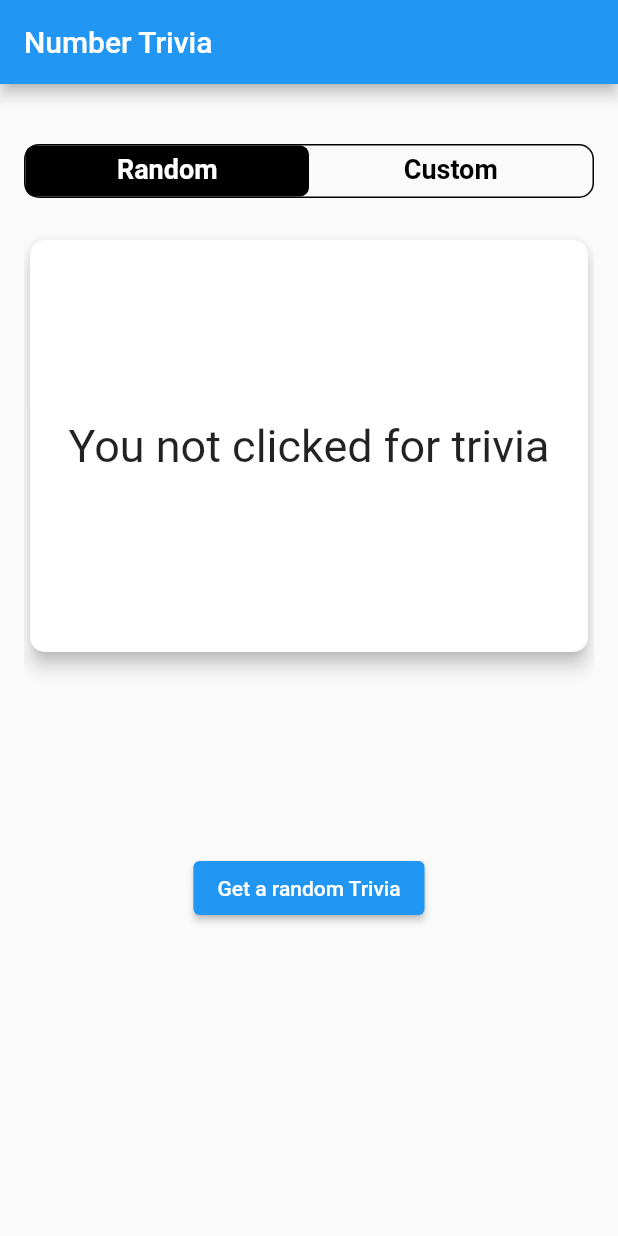
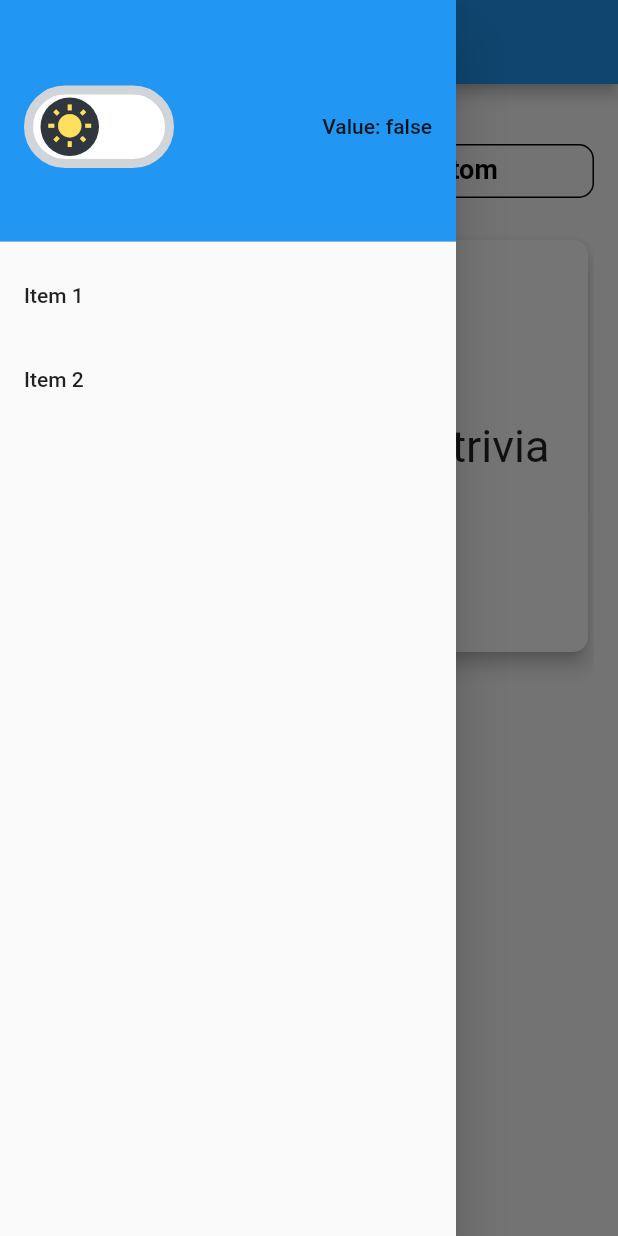
Before and after one commit to shawon5ice/Number_Trivia, a Flutter app: the screen it shows after launch, with the side drawer open (before the commit the screen has no drawer), on a phone screen of 412 x 824 dp. Run offline on Flutter 3.47's test engine with Material 2 defaults, Android fonts, the phone set to English and light mode, and no system bars; drawn by our look-alikes of flutter_switch; our stand-ins replace bloc, connectivity_plus, dio, equatable, flutter_bloc, flutter_spinkit and 2 more.

Commit message:
Theme manager implemented.

```diff
--- /dev/null
+++ b/lib/core/theme/theme_constant.dart
@@ -0,0 +1,9 @@
+import 'package:flutter/material.dart';
+
+ThemeData lightTheme = ThemeData(
+  brightness: Brightness.light
+);
+
+ThemeData darkTheme = ThemeData(
+    brightness: Brightness.dark
+);
--- /dev/null
+++ b/lib/core/theme/theme_manager.dart
@@ -0,0 +1,13 @@
+import 'package:flutter/cupertino.dart';
+import 'package:flutter/material.dart';
+
+class ThemeManager with ChangeNotifier{
+  ThemeMode _themeData = ThemeMode.light;
+
+  get themeMode => _themeData;
+
+  toggleTheme(bool isDark){
+    _themeData = isDark? ThemeMode.dark : ThemeMode.light;
+    notifyListeners();
+  }
+}
--- a/lib/features/number_trivia/presentation/pages/number_trivia.dart
+++ b/lib/features/number_trivia/presentation/pages/number_trivia.dart
@@ -1,9 +1,11 @@
-
 import 'package:flutter/material.dart';
 import 'package:flutter/services.dart';
 import 'package:flutter_bloc/flutter_bloc.dart';
 import 'package:flutter_spinkit/flutter_spinkit.dart';
+import 'package:flutter_switch/flutter_switch.dart';
+import 'package:font_awesome_flutter/font_awesome_flutter.dart';
 
+import '../../../../core/theme/theme_manager.dart';
 import '../bloc/number_trivia_bloc.dart';
 
 class NumberTriviaPage extends StatefulWidget {
@@ -13,12 +15,21 @@ class NumberTriviaPage extends StatefulWidget {
   State<NumberTriviaPage> createState() => _NumberTriviaPageState();
 }
 
+ThemeManager _themeManager = ThemeManager();
+
 class _NumberTriviaPageState extends State<NumberTriviaPage>
     with SingleTickerProviderStateMixin {
   late NumberTriviaBloc _numberTriviaBloc;
   late TextEditingController _customTextEditorController;
   TabController? _tabController;
   int? selectedTabIndex = 0;
+  bool status = false;
+
+  @override
+  void dispose() {
+    _themeManager.removeListener(themeListner);
+    super.dispose();
+  }
 
   @override
   void initState() {
@@ -28,11 +39,93 @@ class _NumberTriviaPageState extends State<NumberTriviaPage>
     _tabController = TabController(length: 2, vsync: this);
     _tabController?.addListener(_setActiveTabIndex);
     _customTextEditorController = TextEditingController();
+    _themeManager.addListener(themeListner);
+  }
+
+
+  themeListner(){
+    if(mounted){
+      setState(() {
+
+      });
+    }
   }
 
   @override
   Widget build(BuildContext context) {
     return Scaffold(
+      drawer: Drawer(
+        child: ListView(
+          // Important: Remove any padding from the ListView.
+          padding: EdgeInsets.zero,
+          children: [
+            DrawerHeader(
+              decoration: BoxDecoration(
+                color: Colors.blue,
+              ),
+              child: Center(
+                child: Row(
+                  mainAxisAlignment: MainAxisAlignment.spaceBetween,
+                  children: <Widget>[
+                    FlutterSwitch(
+                      width: 100.0,
+                      height: 55.0,
+                      toggleSize: 45.0,
+                      value: status,
+                      borderRadius: 30.0,
+                      padding: 2.0,
+                      activeToggleColor: Color(0xFF6E40C9),
+                      inactiveToggleColor: Color(0xFF2F363D),
+                      activeSwitchBorder: Border.all(
+                        color: Color(0xFF3C1E70),
+                        width: 6.0,
+                      ),
+                      inactiveSwitchBorder: Border.all(
+                        color: Color(0xFFD1D5DA),
+                        width: 6.0,
+                      ),
+                      activeColor: Color(0xFF271052),
+                      inactiveColor: Colors.white,
+                      activeIcon: Icon(
+                        Icons.nightlight_round,
+                        color: Color(0xFFF8E3A1),
+                      ),
+                      inactiveIcon: Icon(
+                        Icons.wb_sunny,
+                        color: Color(0xFFFFDF5D),
+                      ),
+                      onToggle: (val) {
+                        setState(() {
+                          status = val;
+                          _themeManager.toggleTheme(status);
+                        });
+                      },
+                    ),
+                    Container(
+                      alignment: Alignment.centerRight,
+                      child: Text("Value: $status"),
+                    ),
+                  ],
+                ),
+              ),
+            ),
+            ListTile(
+              title: const Text('Item 1'),
+              onTap: () {
+                // Update the state of the app.
+                // ...
+              },
+            ),
+            ListTile(
+              title: const Text('Item 2'),
+              onTap: () {
+                // Update the state of the app.
+                // ...
+              },
+            ),
+          ],
+        ),
+      ),
       appBar: AppBar(
         title: const Text('Number Trivia'),
       ),
@@ -100,7 +193,7 @@ class _NumberTriviaPageState extends State<NumberTriviaPage>
                         child: const Text('Get a random Trivia'),
                       )
                     : ElevatedButton(
-                  style: const ButtonStyle(),
+                        style: const ButtonStyle(),
                         onPressed: state is OnLoading
                             ? null
                             : () {
@@ -109,7 +202,7 @@ class _NumberTriviaPageState extends State<NumberTriviaPage>
                                         (_customTextEditorController.text))));
                               },
                         child: const Text('Get a your Trivia'),
-                      )
+                      ),
               ],
             ),
           ));
@@ -216,10 +309,14 @@ class _NumberTriviaPageState extends State<NumberTriviaPage>
           inputFormatters: [FilteringTextInputFormatter.digitsOnly],
           controller: _customTextEditorController,
           decoration: InputDecoration(
-            border: OutlineInputBorder( borderRadius: BorderRadius.circular(15)),
-            hintText: 'Enter a number',
-            errorText: _customTextEditorController.text.isEmpty?"Please enter a number":''
-          ),
+              border: OutlineInputBorder(
+                borderRadius: BorderRadius.circular(15),
+              ),
+              hintText: 'Enter a number',
+              errorText: _customTextEditorController.text.isEmpty
+                  ? "Please enter a number"
+                  : '',
+              errorBorder: null),
         ),
       ],
     );
--- a/lib/main.dart
+++ b/lib/main.dart
@@ -1,3 +1,5 @@
+import 'package:ca_number_trivia/core/theme/theme_constant.dart';
+import 'package:ca_number_trivia/core/theme/theme_manager.dart';
 import 'package:ca_number_trivia/features/number_trivia/presentation/bloc/number_trivia_bloc.dart';
 import 'package:ca_number_trivia/features/number_trivia/presentation/pages/number_trivia.dart';
 import 'package:flutter/material.dart';
@@ -11,6 +13,9 @@ void main() async {
   await AppComponent().init();
 }
 
+ThemeManager _themeManager = ThemeManager();
+
+
 class MyApp extends StatelessWidget {
   const MyApp({Key? key}) : super(key: key);
 
@@ -19,9 +24,9 @@ class MyApp extends StatelessWidget {
     return MaterialApp(
       debugShowCheckedModeBanner: false,
       title: 'Flutter Demo',
-      theme: ThemeData(
-        primarySwatch: Colors.blue,
-      ),
+      theme: lightTheme,
+      darkTheme: darkTheme,
+      themeMode: _themeManager.themeMode,
       home: BlocProvider(
         create: (context) => NumberTriviaBloc(),
         child: const NumberTriviaPage(),
--- a/pubspec.yaml
+++ b/pubspec.yaml
@@ -40,6 +40,8 @@ dependencies:
   shared_preferences: ^2.0.15
   connectivity_plus:
   flutter_spinkit: ^5.1.0
+  font_awesome_flutter: ^10.1.0
+  flutter_switch: ^0.3.2
 
 dev_dependencies:
   flutter_lints: ^1.0.0
```
Also changed, not shown: pubspec.lock.
